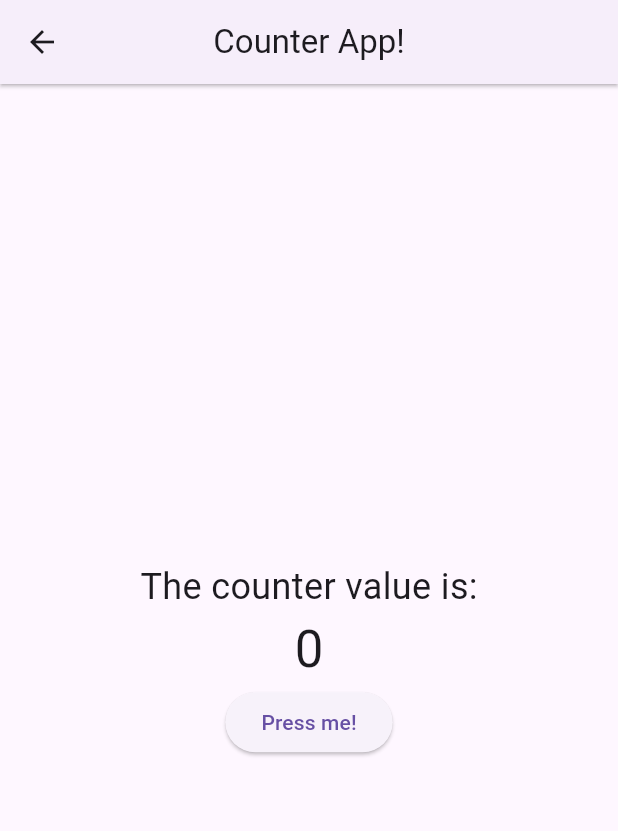
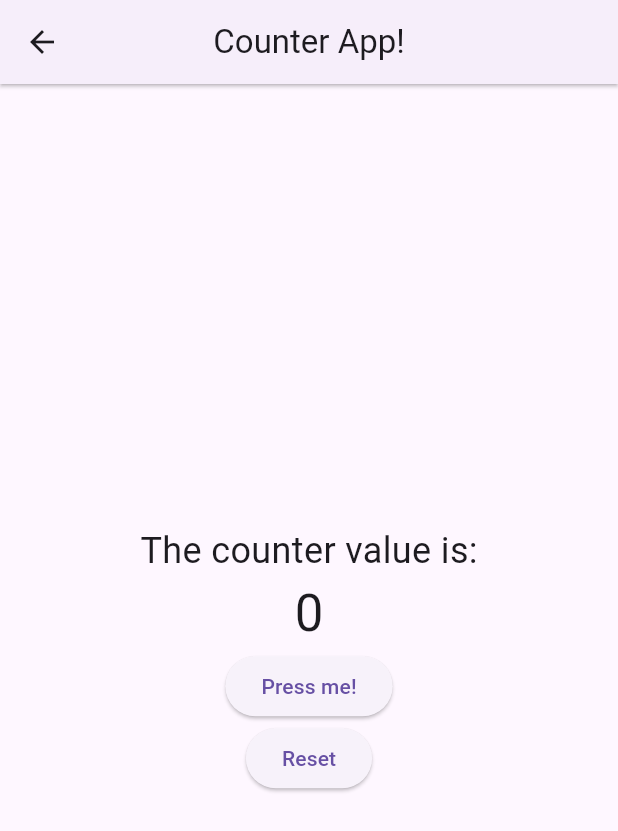
Before and after one commit to RayyanMasood/SuperSCC, a Flutter app: the screen it shows after launch, in the side drawer, after a tap on "C O U N T E R", on a phone screen of 412 x 824 dp. Shown: the top 831 px of the screen. Run offline on Flutter 3.47's test engine with Material 3 defaults, Android fonts, the phone set to English and light mode, and no system bars.

Commit message:
Added a reset button to the counter page

```diff
--- a/lib/pages/counter_page.dart
+++ b/lib/pages/counter_page.dart
@@ -22,6 +22,16 @@ class _CounterPageState extends State<CounterPage> {
     // setState() just rebuilds the widget with the updated values
     setState(() {
       _counter++;
+    });
+
+  }
+
+  void _resetCounter() {
+
+    // everytime we want to change the value of something and we want that to be reflected in the app, we use setState()
+    // setState() just rebuilds the widget with the updated values
+    setState(() {
+      _counter = 0;
     });
 
   }
@@ -54,9 +64,18 @@ class _CounterPageState extends State<CounterPage> {
             ),
 
             // button
-            ElevatedButton(
-              onPressed: _incrementCounter,
-              child: Text("Press me!")
+            Column(
+              children: [
+                ElevatedButton(
+                  onPressed: _incrementCounter,
+                  child: Text("Press me!")
+                ),
+
+                ElevatedButton(
+                  onPressed: _resetCounter,
+                  child: Text("Reset")
+                ),
+              ],
             )
 
           ],
```
